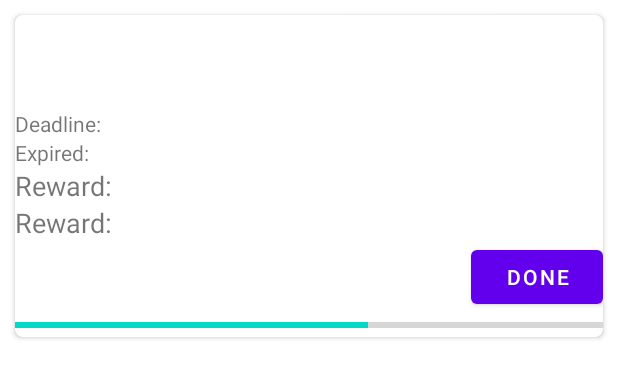
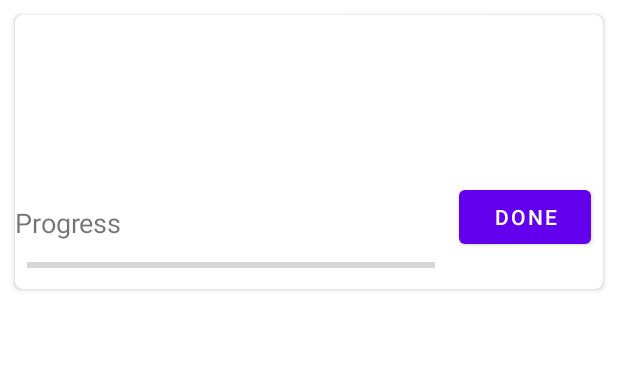
Before and after one commit to qoiu/Daily_Task_Motivator, an Android app: the layout task_item.xml on its own in the app's theme, with its tools: preview values and no code run, on a phone screen of 412 x 824 dp. Shown: the top 378 px of the screen. Run offline under Robolectric (Android 15) with nearby library versions, the phone set to English and light mode, and no system bars.

Commit message:
use ResourceProvider in TaskFragment

```diff
--- a/app/src/main/java/com/qoiu/dailytaskmotivator/presentation/task/TaskFragment.kt
+++ b/app/src/main/java/com/qoiu/dailytaskmotivator/presentation/task/TaskFragment.kt
@@ -6,6 +6,7 @@ import android.widget.Toast
 import androidx.recyclerview.widget.RecyclerView
 import com.google.android.material.floatingactionbutton.FloatingActionButton
 import com.qoiu.dailytaskmotivator.R
+import com.qoiu.dailytaskmotivator.ResourceProvider
 import com.qoiu.dailytaskmotivator.Save
 import com.qoiu.dailytaskmotivator.Update
 import com.qoiu.dailytaskmotivator.data.TaskDb
@@ -25,7 +26,7 @@ class TaskFragment(
         val recyclerView = view.findViewById<RecyclerView>(R.id.task_recycler)
         val fab = view.findViewById<FloatingActionButton>(R.id.add_fab)
         fab.setOnClickListener {fabAction()}
-        val adapter = TaskAdapter(emptyList(), show, this) {
+        val adapter = TaskAdapter(emptyList(), show, this,ResourceProvider.String(requireContext())) {
             saveGold.save(it.reward)
             viewModel.deleteTask(it)
         }
--- a/app/src/main/res/layout/task_item.xml
+++ b/app/src/main/res/layout/task_item.xml
@@ -25,74 +25,52 @@
             android:layout_height="wrap_content" />
 
         <LinearLayout
-            android:id="@+id/task_deadline_row"
-            style="@style/RowStyle">
+            android:layout_width="match_parent"
+            android:layout_height="wrap_content"
+            android:orientation="horizontal">
 
-            <TextView
-                style="@style/RowLeft"
-                android:text="Deadline:" />
+            <LinearLayout
+                android:layout_width="0dp"
+                android:layout_height="wrap_content"
+                android:layout_weight="1"
+                android:orientation="vertical">
+
 
                 <TextView
                     android:id="@+id/task_deadline"
-                style="@style/RowRight" />
-        </LinearLayout>
-
-        <LinearLayout
-            android:id="@+id/task_expired_row"
-            style="@style/RowStyle">
-
-            <TextView
-                style="@style/RowLeft"
-                android:text="Expired:" />
+                    style="@style/RowLeft" />
 
                 <TextView
                     android:id="@+id/task_expired"
-                style="@style/RowRight" />
-        </LinearLayout>
-
-        <LinearLayout
-            android:id="@+id/task_reward_row"
-            style="@style/RowStyle">
-
-            <TextView
-                style="@style/RowRight"
-                android:text="Reward: "
-                android:textSize="@dimen/reward_size" />
+                    style="@style/RowLeft" />
 
                 <TextView
                     android:id="@+id/task_reward"
-                style="@style/RowRight"
+                    style="@style/RowLeft"
                     android:textSize="@dimen/reward_size" />
-        </LinearLayout>
-
-        <LinearLayout
-            android:id="@+id/task_progress_row"
-            style="@style/RowStyle"
-            android:layout_width="match_parent">
 
                 <TextView
                     android:id="@+id/task_progress"
                     style="@style/RowLeft"
-                android:text="Reward: "
+                    android:text="@string/progress"
                     android:textSize="@dimen/reward_size" />
+
+                <ProgressBar
+                    android:id="@+id/task_progress_bar"
+                    style="?android:attr/progressBarStyleHorizontal"
+                    android:layout_width="match_parent"
+                    android:layout_height="wrap_content"
+                    android:layout_margin="8dp" />
+
             </LinearLayout>
 
             <Button
                 android:id="@+id/task_done"
                 android:layout_width="wrap_content"
                 android:layout_height="wrap_content"
-            android:layout_gravity="end"
-            android:text="Done" />
-
-        <ProgressBar
-            android:id="@+id/task_progress_bar"
-            style="?android:attr/progressBarStyleHorizontal"
-            android:layout_width="match_parent"
-            android:layout_height="wrap_content"
-            android:layout_weight="1"
-            android:max="25"
-            android:progress="15" />
-
+                android:layout_gravity="end|bottom"
+                android:layout_margin="8dp"
+                android:text="@string/done" />
         </LinearLayout>
-
+    </LinearLayout>
 </androidx.cardview.widget.CardView>
--- a/app/src/main/res/values/strings.xml
+++ b/app/src/main/res/values/strings.xml
@@ -7,4 +7,9 @@
     <string name="shop">Shop</string>
     <string name="add">add</string>
     <string name="new_task_title">Create new task</string>
+    <string name="deadline">Deadline</string>
+    <string name="expired">Expired</string>
+    <string name="reward">Reward</string>
+    <string name="progress">Progress</string>
+    <string name="done">Done</string>
 </resources>
```
Also changed, not shown: app/src/main/java/com/qoiu/dailytaskmotivator/presentation/task/TaskAdapter.kt (+27 -19 lines). Lines whose indentation alone changed are shown as unchanged.
